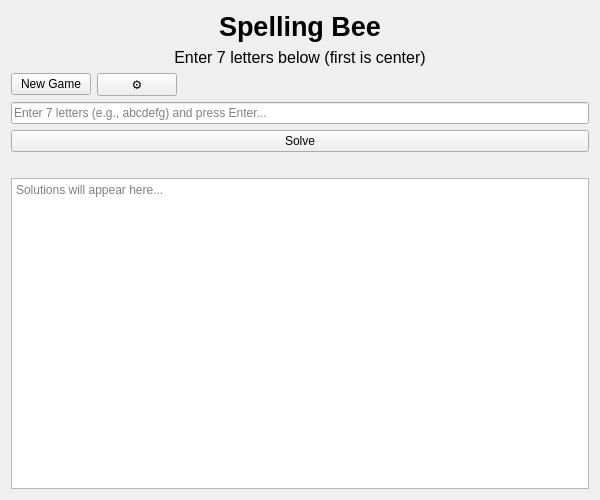
The window that src/gui/SpellingBeeWidget.ui (satsinush/word-games) describes before a commit, drawn with Qt 5.
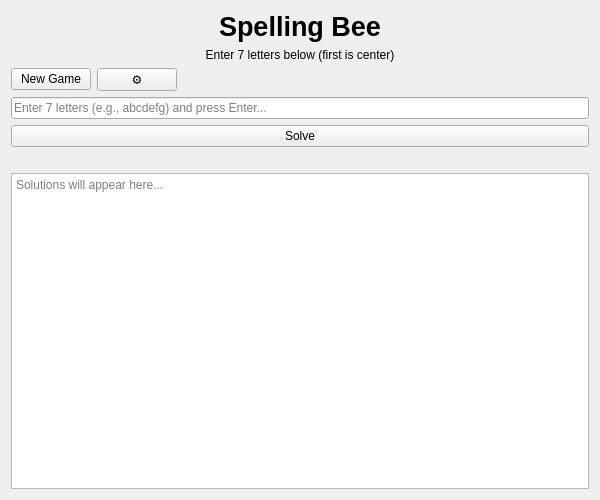
The same window after the commit.

Patch:
```diff
--- a/src/gui/SpellingBeeWidget.ui
+++ b/src/gui/SpellingBeeWidget.ui
@@ -32,12 +32,7 @@
     </widget>
    </item>
    <item>
-    <widget class="QLabel" name="lettersLabel">
-     <property name="font">
-      <font>
-       <pointsize>12</pointsize>
-      </font>
-     </property>
+    <widget class="QLabel" name="configInfoLabel">
      <property name="text">
       <string>Enter 7 letters below (first is center)</string>
      </property>
```
Left out of the diff: 4 changed lines with no effect on the pictures.
